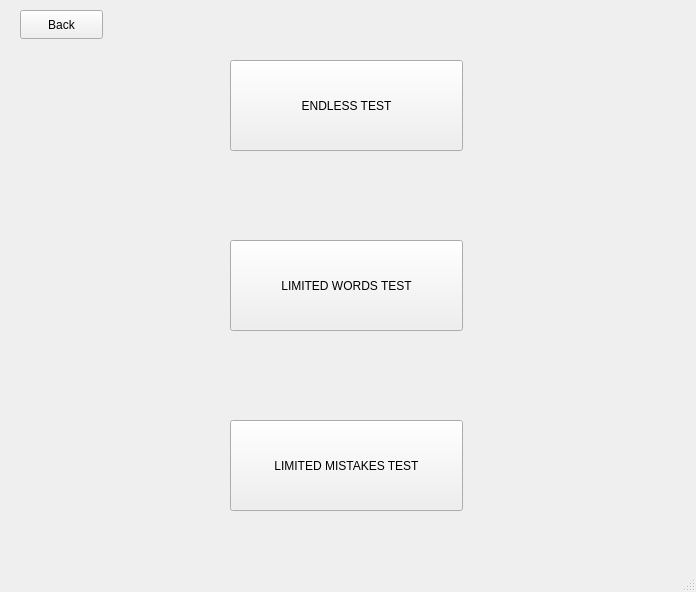
Qt form QT/test.ui (Daniil16ser/project_widget) before a commit.
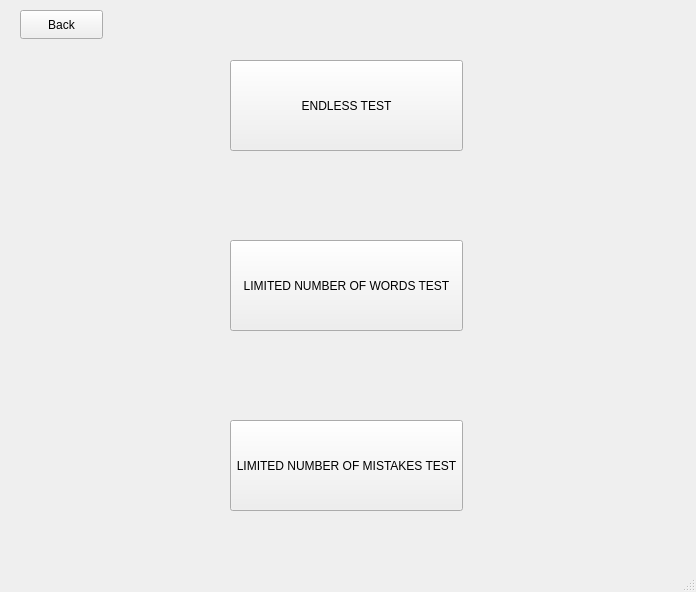
The same form after that commit.

Commit message: changed tests UIs and memory handling

What changed in the file:
```diff
--- a/QT/test.ui
+++ b/QT/test.ui
@@ -37,7 +37,7 @@
      </rect>
     </property>
     <property name="text">
-     <string>LIMITED WORDS TEST</string>
+     <string>LIMITED NUMBER OF WORDS TEST</string>
     </property>
    </widget>
    <widget class="QPushButton" name="endlessTestButton">
@@ -63,7 +63,7 @@
      </rect>
     </property>
     <property name="text">
-     <string>LIMITED MISTAKES TEST</string>
+     <string>LIMITED NUMBER OF MISTAKES TEST</string>
     </property>
    </widget>
   </widget>
```
The commit also changes 18 other files.
